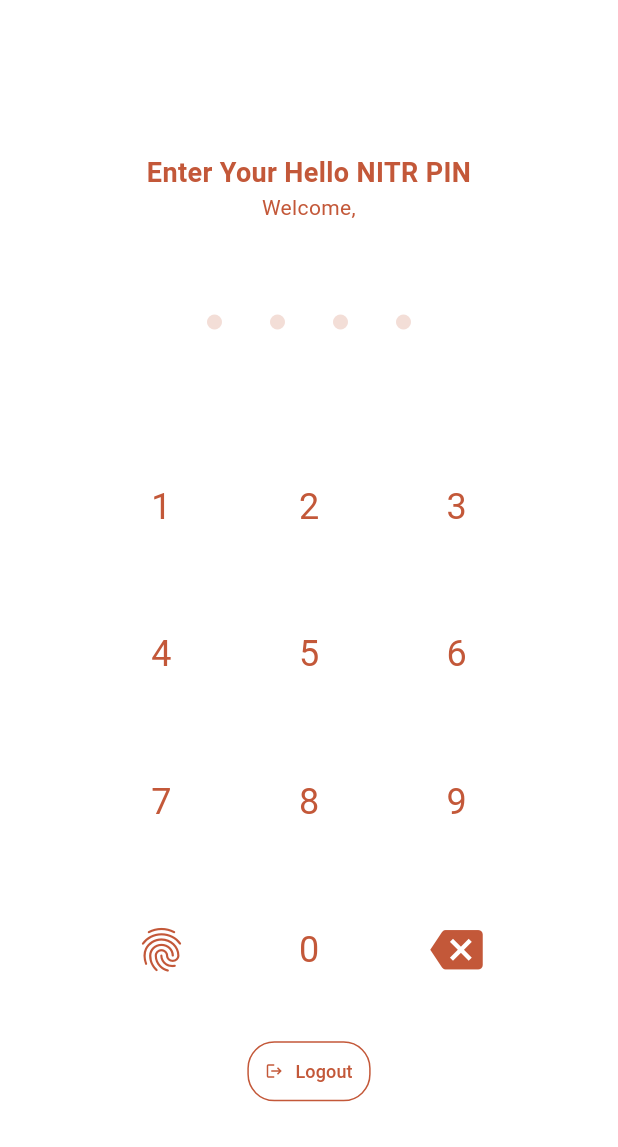
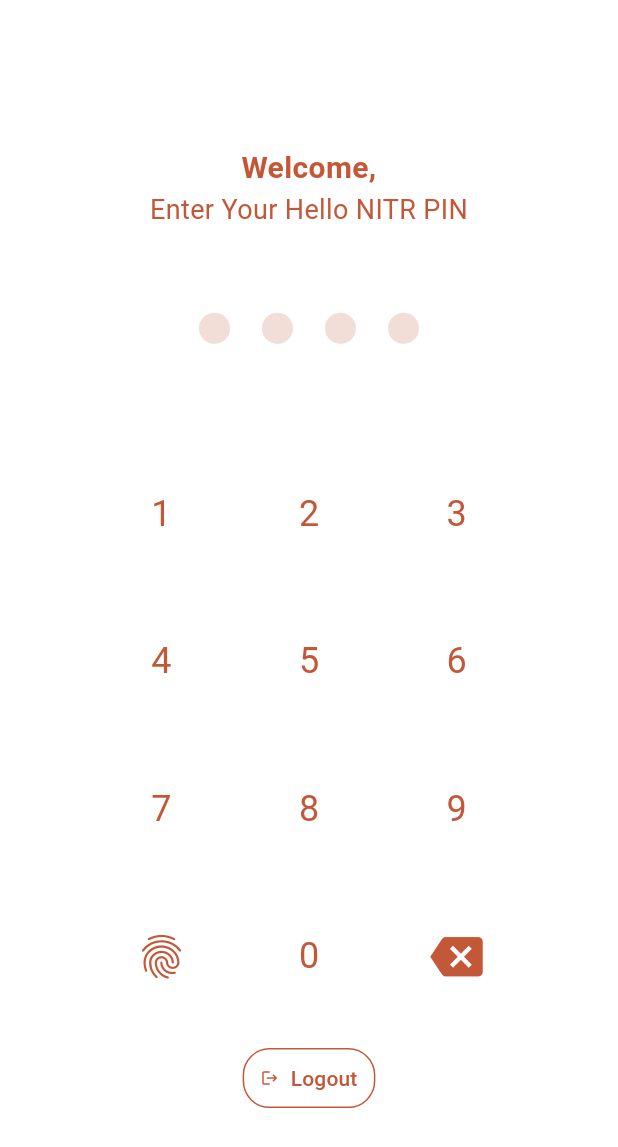
Before and after one commit to UtkarshChakrwarti/Hello-NITR-app, a Flutter app: the PinUnlockScreen screen opened by its route, on a phone screen of 412 x 824 dp. Shown: the top 1147 px of the screen. Run offline on Flutter 3.47's test engine with Material 3 defaults, Android fonts, the light colour scheme and no system bars; our stand-ins replace flutter_local_notifications, flutter_secure_storage, font_awesome_flutter, loading_animation_widget, local_auth, package_info_plus and 4 more; missing offline and left inert: flutter_udid, simnumber; accounts and stored records are empty; network calls fail.

Commit message:
customizing pin unlock screen
here authentication part done local, remote :white_check_mark:

```diff
--- a/lib/screens/pin/verify/pin_unlock_screen.dart
+++ b/lib/screens/pin/verify/pin_unlock_screen.dart
@@ -1,8 +1,11 @@
 import 'package:flutter/material.dart';
-import 'package:flutter/services.dart';
+
 import 'package:hello_nitr/controllers/pin_unlock_screen_controller.dart';
 import 'package:hello_nitr/core/services/api/local/local_storage_service.dart';
+
 import 'package:hello_nitr/screens/pin/verify/widgets/dialogs.dart';
+import 'package:hello_nitr/screens/pin/verify/widgets/exit_confirmation_dialog.dart';
+
 import 'package:hello_nitr/screens/pin/verify/widgets/keypad.dart';
 import 'package:hello_nitr/screens/pin/verify/widgets/pin_display.dart';
 
@@ -15,7 +18,6 @@
   final PinUnlockScreenController _pinUnlockScreenController =
       PinUnlockScreenController();
   String _pin = "";
-  bool _isAuthenticating = false;
   String _loggedInUserFirstName = "";
 
   @override
@@ -50,16 +52,8 @@
 
   Future<void> _authenticateWithBiometrics() async {
     try {
-      setState(() {
-        _isAuthenticating = true;
-      });
-
       final authenticated =
           await _pinUnlockScreenController.authenticateWithBiometrics();
-
-      setState(() {
-        _isAuthenticating = false;
-      });
 
       if (authenticated) {
         _navigateToHome();
@@ -67,9 +61,6 @@
         // Fallback to PIN unlock
       }
     } catch (e) {
-      setState(() {
-        _isAuthenticating = false;
-      });
       showErrorDialog(context, 'Biometric authentication failed.');
     }
   }
@@ -123,8 +114,7 @@
 
     return WillPopScope(
       onWillPop: () async {
-        SystemNavigator.pop();
-        return false;
+        return await showExitConfirmationDialog(context) ?? false;
       },
       child: Scaffold(
         backgroundColor: Colors.white,
@@ -138,18 +128,18 @@
                 children: [
                   SizedBox(height: screenHeight * 0.02),
                   Text(
-                    'Enter Your Hello NITR PIN',
+                    'Welcome, $_loggedInUserFirstName',
                     style: TextStyle(
-                      fontSize: 18, // Smaller font size
+                      fontSize: 20, // Smaller font size
                       fontWeight: FontWeight.bold,
                       color: theme.primaryColor,
                     ),
                     textAlign: TextAlign.center,
                   ),
                   Text(
-                    'Welcome, $_loggedInUserFirstName',
+                    'Enter Your Hello NITR PIN',
                     style: TextStyle(
-                      fontSize: 14, // Smaller font size
+                      fontSize: 18, // Smaller font size
                       color: theme.primaryColor,
                     ),
                     textAlign: TextAlign.center,
@@ -179,14 +169,9 @@
                         Icon(Icons.logout, color: theme.primaryColor, size: 12),
                     label: Text(
                       'Logout',
-                      style: TextStyle(color: theme.primaryColor, fontSize: 12),
+                      style: TextStyle(color: theme.primaryColor, fontSize: 14),
                     ),
                   ),
-                  if (_isAuthenticating)
-                    Padding(
-                      padding: const EdgeInsets.only(top: 20.0),
-                      child: CircularProgressIndicator(),
-                    ),
                 ],
               ),
             ),
--- a/lib/screens/pin/verify/widgets/pin_display.dart
+++ b/lib/screens/pin/verify/widgets/pin_display.dart
@@ -22,7 +22,7 @@
               child: Center(
                 child: Icon(
                   Icons.circle,
-                  size: 12,
+                  size: 25,
                   color: pin.length > index
                       ? theme.primaryColor
                       : theme.primaryColor.withOpacity(0.2),
```
Also changed, not shown: lib/screens/pin/verify/widgets/exit_confirmation_dialog.dart (added, +47 -0 lines).
